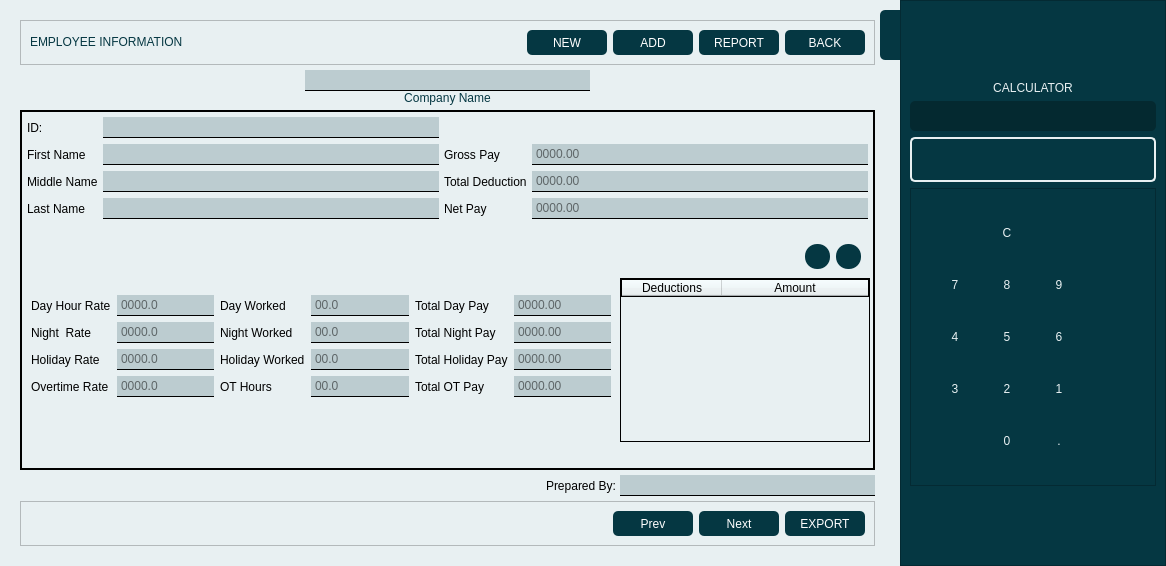
Above: mugna/assets/mainWindow.ui from chraem/Mugna before the change. Below: the same form after it.
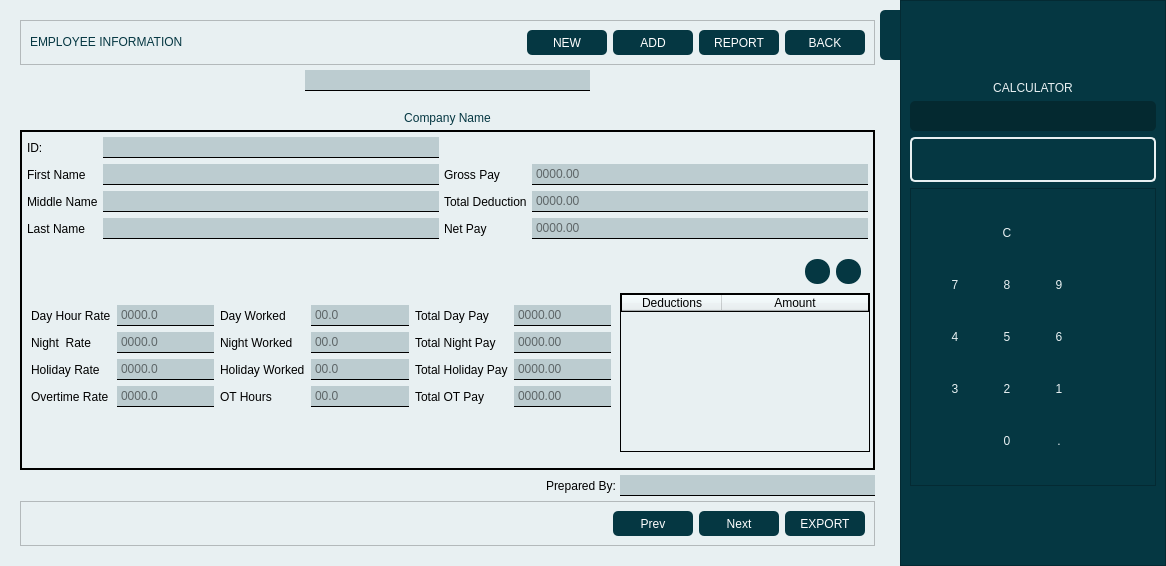
That is the form after the change. Icons and pictures are not drawn.

Commit message: refactor: change the window title

Diff of the .ui file:
```diff
--- a/mugna/assets/mainWindow.ui
+++ b/mugna/assets/mainWindow.ui
@@ -271,7 +271,13 @@
         </widget>
        </item>
        <item>
-        <widget class="QFrame" name="frame">
+        <widget class="QFrame" name="company_FRAME">
+         <property name="minimumSize">
+          <size>
+           <width>0</width>
+           <height>55</height>
+          </size>
+         </property>
          <property name="frameShape">
           <enum>QFrame::NoFrame</enum>
          </property>
```
Left out of the diff: 4 changed lines with no effect on the pictures.
